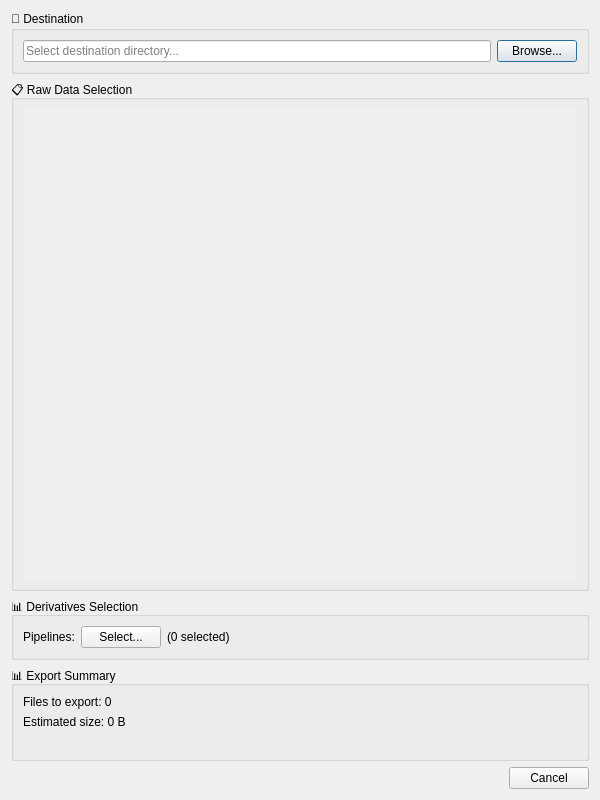
This is src/bidsio/ui/forms/export_dialog.ui in CRNL-Eduwell/bidsio as Qt 5 draws it before an edit. The edited form follows.
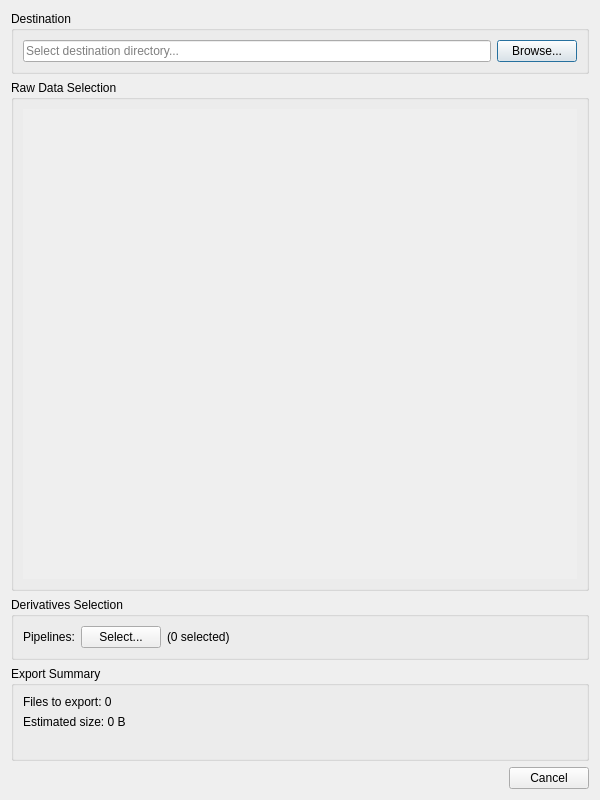
This is the edited form.

What changed in the file:
```diff
--- a/src/bidsio/ui/forms/export_dialog.ui
+++ b/src/bidsio/ui/forms/export_dialog.ui
@@ -17,7 +17,7 @@
    <item>
     <widget class="QGroupBox" name="destinationGroupBox">
      <property name="title">
-      <string>📂 Destination</string>
+      <string>Destination</string>
      </property>
      <layout class="QHBoxLayout" name="destinationLayout">
       <item>
@@ -40,7 +40,7 @@
    <item>
     <widget class="QGroupBox" name="rawDataGroupBox">
      <property name="title">
-      <string>📋 Raw Data Selection</string>
+      <string>Raw Data Selection</string>
      </property>
      <layout class="QVBoxLayout" name="rawDataLayout">
       <item>
@@ -91,7 +91,7 @@
    <item>
     <widget class="QGroupBox" name="derivativesGroupBox">
      <property name="title">
-      <string>📊 Derivatives Selection</string>
+      <string>Derivatives Selection</string>
      </property>
      <layout class="QHBoxLayout" name="derivativesLayout">
       <item>
@@ -134,7 +134,7 @@
    <item>
     <widget class="QGroupBox" name="summaryGroupBox">
      <property name="title">
-      <string>📊 Export Summary</string>
+      <string>Export Summary</string>
      </property>
      <layout class="QVBoxLayout" name="summaryLayout">
       <item>
```
